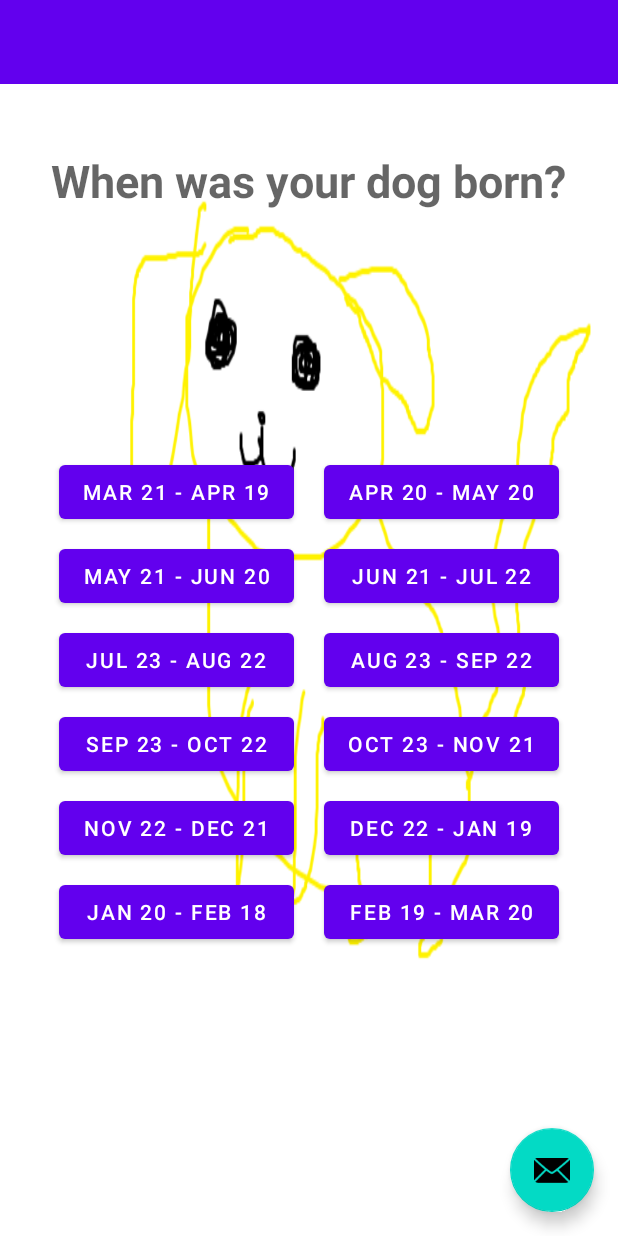
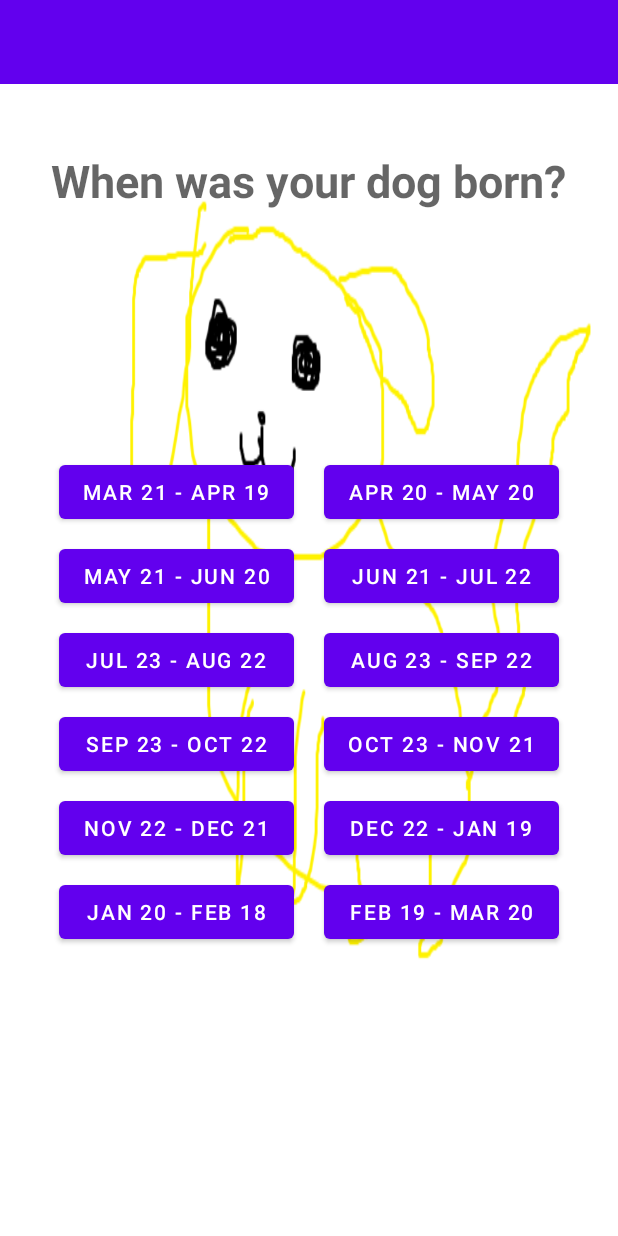
Before and after one commit to mliu08/Doggoscopes, an Android app: the screen it shows after launch (MainActivity), on a phone screen of 412 x 824 dp. Run offline under Robolectric (Android 15) with nearby library versions, the phone set to English and light mode, and no system bars.

```diff
--- a/app/src/main/res/layout/activity_main.xml
+++ b/app/src/main/res/layout/activity_main.xml
@@ -19,14 +19,6 @@
         app:layout_anchor="@+id/include"
         app:layout_anchorGravity="center" />
 
-    <com.google.android.material.floatingactionbutton.FloatingActionButton
-        android:id="@+id/fab"
-        android:layout_width="wrap_content"
-        android:layout_height="wrap_content"
-        android:layout_gravity="bottom|end"
-        android:layout_margin="@dimen/fab_margin"
-        app:srcCompat="@android:drawable/ic_dialog_email" />
-
     <androidx.appcompat.widget.Toolbar
         android:id="@+id/toolbar"
         android:layout_width="match_parent"
```
